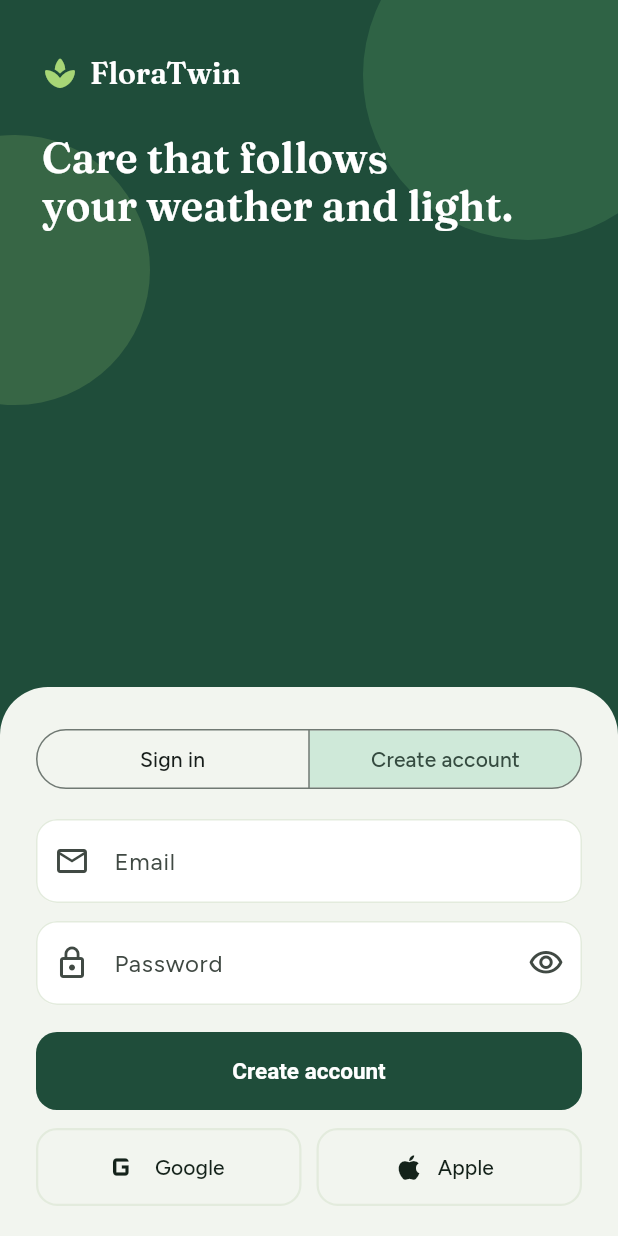
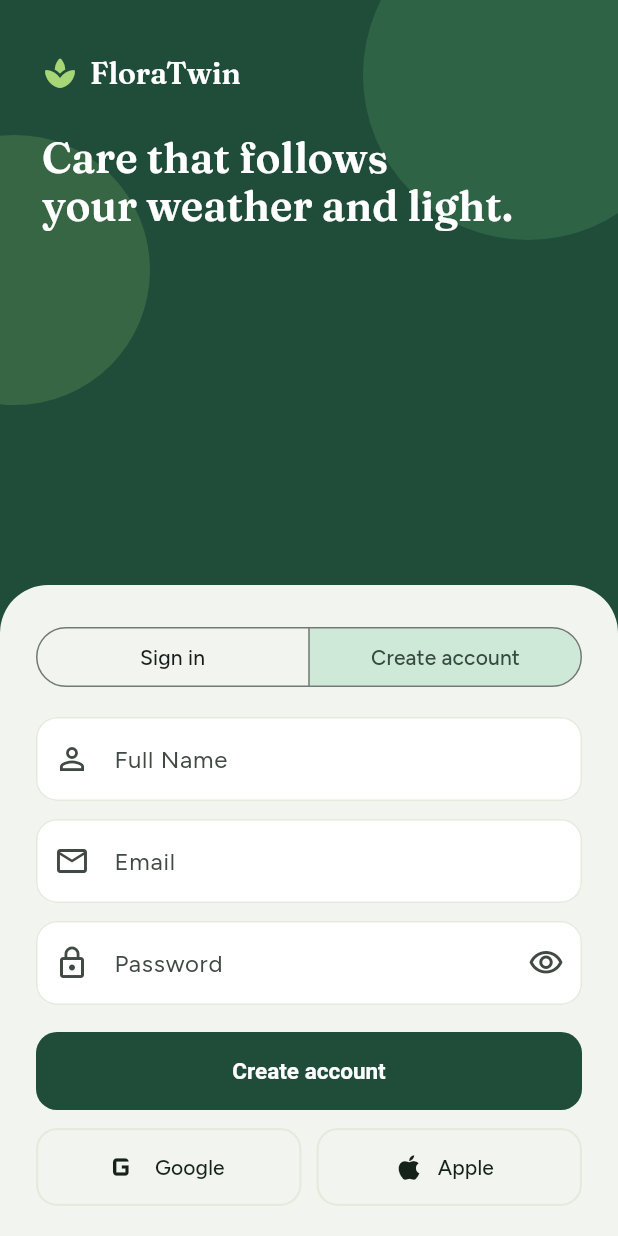
Before and after one commit to Waleed-Web-Dev/Home-Sense, a Flutter app: the screen it shows after launch, after a tap on "Create account", on a phone screen of 412 x 824 dp. Run offline on Flutter 3.47's test engine with Material 3 defaults, Android fonts, the phone set to English and light mode, and no system bars; our stand-ins replace camera, dio, geolocator, google_fonts, shared_preferences.

Commit message:
FullName Input and Coords Fixed (Not Tested)

```diff
--- a/lib/main.dart
+++ b/lib/main.dart
@@ -677,12 +677,14 @@ class AuthScreen extends StatefulWidget {
 
 class _AuthScreenState extends State<AuthScreen> {
   final _form = GlobalKey<FormState>();
+  final _name = TextEditingController(); // 1. Added Full Name controller
   final _email = TextEditingController();
   final _pass = TextEditingController();
   bool _register = false, _hide = true, _busy = false;
 
   @override
   void dispose() {
+    _name.dispose(); // 2. Dispose Full Name controller
     _email.dispose();
     _pass.dispose();
     super.dispose();
@@ -697,6 +699,7 @@ class _AuthScreenState extends State<AuthScreen> {
         email: _email.text.trim(),
         password: _pass.text,
         isRegister: _register,
+        fullName: _register ? _name.text.trim() : '',
       );
 
       if (mounted) {
@@ -716,6 +719,7 @@ class _AuthScreenState extends State<AuthScreen> {
       if (mounted) setState(() => _busy = false);
     }
   }
+
   @override
   Widget build(BuildContext context) {
     final t = Theme.of(context).textTheme;
@@ -764,6 +768,25 @@ class _AuthScreenState extends State<AuthScreen> {
                       onSelectionChanged: (s) => setState(() => _register = s.first),
                     ),
                     const SizedBox(height: 16),
+
+                    // 4. Separate Full Name input box shown only on "Create account"
+                    if (_register) ...[
+                      TextFormField(
+                        controller: _name,
+                        keyboardType: TextInputType.name,
+                        textCapitalization: TextCapitalization.words,
+                        autofillHints: const [AutofillHints.name],
+                        decoration: const InputDecoration(
+                          labelText: 'Full Name',
+                          prefixIcon: Icon(Icons.person_outline),
+                        ),
+                        validator: (v) => (_register && (v == null || v.trim().isEmpty))
+                            ? 'Enter your full name'
+                            : null,
+                      ),
+                      const SizedBox(height: 12),
+                    ],
+
                     TextFormField(
                       controller: _email,
                       keyboardType: TextInputType.emailAddress,
@@ -818,6 +841,7 @@ class _AuthScreenState extends State<AuthScreen> {
 
   Widget _blob(double s, Color c) => Container(width: s, height: s, decoration: BoxDecoration(color: c, shape: BoxShape.circle));
 }
+
 
 // ============================================================================
 // ONBOARDING: LOCATION + HOUSEHOLD SAFETY
```
Also changed, not shown: lib/apiClient.dart (+44 -5 lines), lib/location_helper.dart (added, +23 -0 lines), 1 other file.
